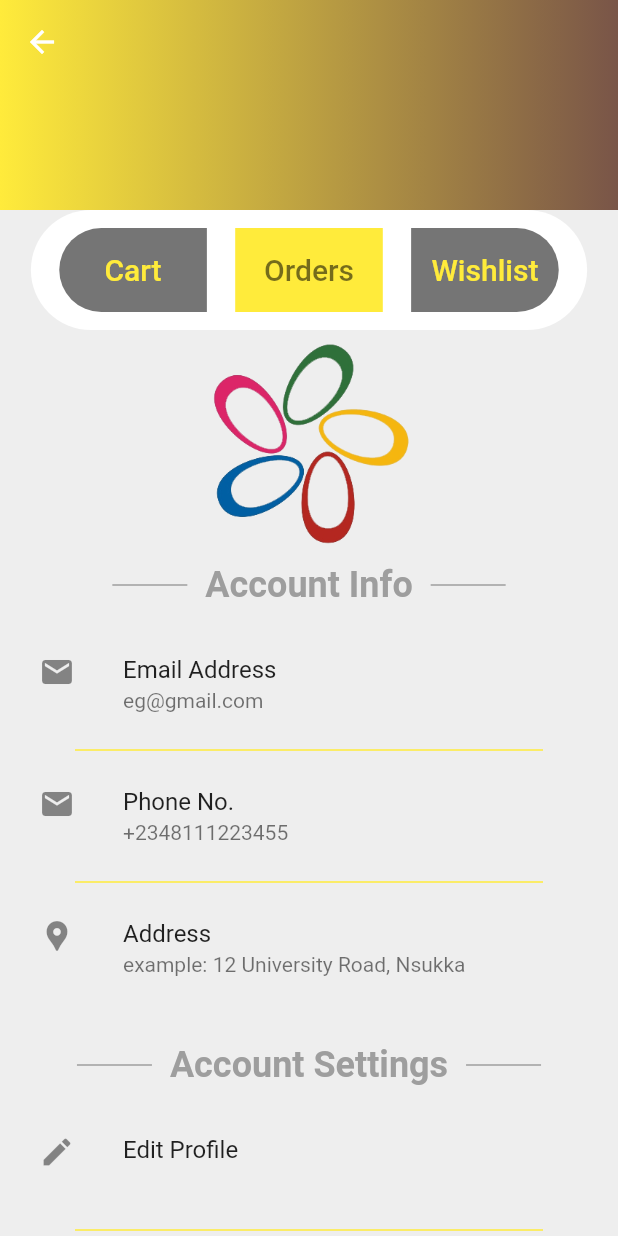
After one commit to ebuka-c/multi_store, a Flutter app: the ProfileScreen screen opened directly, on a phone screen of 412 x 824 dp. The commit adds this screen. Run offline on Flutter 3.47's test engine with Material 2 defaults, Android fonts, the phone set to English and light mode, and no system bars.

Commit message:
designed profile screen

```diff
--- a/lib/main_screens/cart.dart
+++ b/lib/main_screens/cart.dart
@@ -1,4 +1,5 @@
 import 'package:flutter/material.dart';
+import 'package:multi_store/main_screens/customer_home.dart';
 import 'package:multi_store/widgets/appbar_widgets.dart';
 
 class CartScreen extends StatefulWidget {
@@ -38,7 +39,12 @@ class _CartScreenState extends State<CartScreen> {
             borderRadius: BorderRadius.circular(25),
             child: MaterialButton(
               minWidth: MediaQuery.of(context).size.width * 0.6,
-              onPressed: () {},
+              onPressed: () {
+                Navigator.pushReplacement(
+                    context,
+                    MaterialPageRoute(
+                        builder: (context) => const CustomerHomeScreen()));
+              },
               child: const Text(
                 'continue shopping',
                 style: TextStyle(fontSize: 18, color: Colors.white),
@@ -47,6 +53,40 @@ class _CartScreenState extends State<CartScreen> {
           )
         ]),
       ),
+      bottomSheet: Padding(
+        padding: const EdgeInsets.all(8.0),
+        child: Row(
+          mainAxisAlignment: MainAxisAlignment.spaceBetween,
+          children: [
+            Row(
+              children: const [
+                Text(
+                  'Total \$ ',
+                  style: TextStyle(fontSize: 15),
+                ),
+                Text(
+                  '00.00',
+                  style: TextStyle(
+                      fontSize: 20,
+                      fontWeight: FontWeight.bold,
+                      color: Colors.red),
+                ),
+              ],
+            ),
+            Container(
+              height: 35,
+              width: MediaQuery.of(context).size.width * 0.45,
+              decoration: BoxDecoration(
+                  color: Colors.yellow,
+                  borderRadius: BorderRadius.circular(25)),
+              child: MaterialButton(
+                onPressed: () {},
+                child: const Text('CHECK OUT'),
+              ),
+            )
+          ],
+        ),
+      ),
     );
   }
 }
--- a/lib/main_screens/customer_home.dart
+++ b/lib/main_screens/customer_home.dart
@@ -2,6 +2,7 @@ import 'package:flutter/material.dart';
 import 'package:multi_store/main_screens/cart.dart';
 import 'package:multi_store/main_screens/category.dart';
 import 'package:multi_store/main_screens/home.dart';
+import 'package:multi_store/main_screens/profile.dart';
 import 'package:multi_store/main_screens/stores.dart';
 
 class CustomerHomeScreen extends StatefulWidget {
@@ -19,7 +20,7 @@ class _CustomerHomeScreenState extends State<CustomerHomeScreen> {
     Category(),
     StoresScreen(),
     CartScreen(),
-    Center(child: Text('profile screen')),
+    ProfileScreen(),
     Center(child: Text('profile screen')),
   ];
   @override
--- /dev/null
+++ b/lib/main_screens/profile.dart
@@ -0,0 +1,266 @@
+import 'package:flutter/material.dart';
+
+class ProfileScreen extends StatefulWidget {
+  const ProfileScreen({Key? key}) : super(key: key);
+
+  @override
+  State<ProfileScreen> createState() => _ProfileScreenState();
+}
+
+class _ProfileScreenState extends State<ProfileScreen> {
+  @override
+  Widget build(BuildContext context) {
+    return Scaffold(
+      backgroundColor: Colors.grey.shade200,
+      body: CustomScrollView(slivers: [
+        SliverAppBar(
+          elevation: 0,
+          backgroundColor: Colors.white,
+          expandedHeight: 140,
+          flexibleSpace: LayoutBuilder(
+            builder: (context, constraints) {
+              return FlexibleSpaceBar(
+                title: Center(
+                  child: AnimatedOpacity(
+                    duration: const Duration(milliseconds: 200),
+                    opacity: constraints.biggest.height <= 120 ? 1 : 0,
+                    child: const Text(
+                      'Account',
+                      style: TextStyle(color: Colors.black),
+                    ),
+                  ),
+                ),
+                background: Container(
+                    decoration: const BoxDecoration(
+                        gradient: LinearGradient(
+                            colors: [Colors.yellow, Colors.brown]))),
+              );
+            },
+          ),
+        ),
+        SliverToBoxAdapter(
+          child: Column(children: [
+            Container(
+              height: 80,
+              width: MediaQuery.of(context).size.width * 0.9,
+              decoration: BoxDecoration(
+                color: Colors.white,
+                borderRadius: BorderRadius.circular(50),
+              ),
+              child: Row(
+                  mainAxisAlignment: MainAxisAlignment.spaceEvenly,
+                  children: [
+                    Container(
+                      decoration: const BoxDecoration(
+                        color: Colors.black54,
+                        borderRadius: BorderRadius.only(
+                            topLeft: Radius.circular(30),
+                            bottomLeft: Radius.circular(30)),
+                      ),
+                      child: TextButton(
+                        child: SizedBox(
+                          height: 40,
+                          width: MediaQuery.of(context).size.width * 0.2,
+                          child: const Center(
+                            child: Text(
+                              'Cart',
+                              style:
+                                  TextStyle(color: Colors.yellow, fontSize: 20),
+                            ),
+                          ),
+                        ),
+                        onPressed: () {},
+                      ),
+                    ),
+                    Container(
+                      color: Colors.yellow,
+                      child: TextButton(
+                        child: SizedBox(
+                          height: 40,
+                          width: MediaQuery.of(context).size.width * 0.2,
+                          child: const Center(
+                            child: Text(
+                              'Orders',
+                              style: TextStyle(
+                                  color: Colors.black54, fontSize: 20),
+                            ),
+                          ),
+                        ),
+                        onPressed: () {},
+                      ),
+                    ),
+                    Container(
+                      decoration: const BoxDecoration(
+                        color: Colors.black54,
+                        borderRadius: BorderRadius.only(
+                            topRight: Radius.circular(30),
+                            bottomRight: Radius.circular(30)),
+                      ),
+                      child: TextButton(
+                        child: SizedBox(
+                          height: 40,
+                          width: MediaQuery.of(context).size.width * 0.2,
+                          child: const Center(
+                            child: Text(
+                              'Wishlist',
+                              style:
+                                  TextStyle(color: Colors.yellow, fontSize: 20),
+                            ),
+                          ),
+                        ),
+                        onPressed: () {},
+                      ),
+                    ),
+                  ]),
+            ),
+            const SizedBox(
+              height: 150,
+              child: Image(
+                image: AssetImage('asset/images/inapp/logo.png'),
+              ),
+            ),
+            const ProfileHeaderLabel(
+              headerLabel: '  Account Info  ',
+            ),
+            Padding(
+              padding: const EdgeInsets.all(10.0),
+              child: Container(
+                height: 260,
+                decoration:
+                    BoxDecoration(borderRadius: BorderRadius.circular(16)),
+                child: Column(children: const [
+                  RepeatedListTile(
+                    title: 'Email Address',
+                    subtitle: 'eg@gmail.com',
+                    icon: Icons.mail,
+                  ),
+                  YellowDivider(),
+                  RepeatedListTile(
+                    title: 'Phone No.',
+                    subtitle: '+2348111223455',
+                    icon: Icons.mail,
+                  ),
+                  YellowDivider(),
+                  RepeatedListTile(
+                    title: 'Address',
+                    subtitle: 'example: 12 University Road, Nsukka',
+                    icon: Icons.location_pin,
+                  ),
+                ]),
+              ),
+            ),
+            ProfileHeaderLabel(headerLabel: '  Account Settings  '),
+            Padding(
+              padding: const EdgeInsets.all(10.0),
+              child: Container(
+                height: 260,
+                decoration:
+                    BoxDecoration(borderRadius: BorderRadius.circular(16)),
+                child: Column(children: [
+                  RepeatedListTile(
+                    title: 'Edit Profile',
+                    subtitle: '',
+                    icon: Icons.edit,
+                    onPressed: () {},
+                  ),
+                  const YellowDivider(),
+                  RepeatedListTile(
+                    title: 'Change Password',
+                    icon: Icons.lock,
+                    onPressed: () {},
+                  ),
+                  const YellowDivider(),
+                  RepeatedListTile(
+                    title: 'Log Out',
+                    icon: Icons.logout,
+                    onPressed: () {},
+                  ),
+                ]),
+              ),
+            ),
+          ]),
+        ),
+      ]),
+    );
+  }
+}
+
+class YellowDivider extends StatelessWidget {
+  const YellowDivider({
+    Key? key,
+  }) : super(key: key);
+
+  @override
+  Widget build(BuildContext context) {
+    return const Padding(
+      padding: EdgeInsets.symmetric(horizontal: 40),
+      child: Divider(
+        color: Colors.yellow,
+        thickness: 1,
+      ),
+    );
+  }
+}
+
+class RepeatedListTile extends StatelessWidget {
+  final String title;
+  final String subtitle;
+  final IconData icon;
+  final Function()? onPressed;
+  const RepeatedListTile(
+      {Key? key,
+      required this.title,
+      this.subtitle = '',
+      required this.icon,
+      this.onPressed})
+      : super(key: key);
+
+  @override
+  Widget build(BuildContext context) {
+    return InkWell(
+      onTap: onPressed,
+      child: ListTile(
+        title: Text(title),
+        subtitle: Text(subtitle),
+        leading: Icon(icon),
+      ),
+    );
+  }
+}
+
+class ProfileHeaderLabel extends StatelessWidget {
+  final String headerLabel;
+  const ProfileHeaderLabel({Key? key, required this.headerLabel})
+      : super(key: key);
+
+  @override
+  Widget build(BuildContext context) {
+    return SizedBox(
+      height: 40,
+      child: Row(
+        mainAxisAlignment: MainAxisAlignment.center,
+        children: [
+          const SizedBox(
+              height: 40,
+              width: 50,
+              child: Divider(
+                color: Colors.grey,
+                thickness: 1,
+              )),
+          Text(
+            headerLabel,
+            style: const TextStyle(
+                color: Colors.grey, fontSize: 24, fontWeight: FontWeight.w600),
+          ),
+          const SizedBox(
+              height: 40,
+              width: 50,
+              child: Divider(
+                color: Colors.grey,
+                thickness: 1,
+              )),
+        ],
+      ),
+    );
+  }
+}
--- a/pubspec.yaml
+++ b/pubspec.yaml
@@ -61,6 +61,7 @@ flutter:
   assets:
     - asset/images/
     - asset/images/men/
+    - asset/images/inapp/
 
 
   # An image asset can refer to one or more resolution-specific "variants", see
```
Also changed, not shown: asset/images/inapp/logo.jpg (deleted), asset/images/inapp/logo.png (added).
